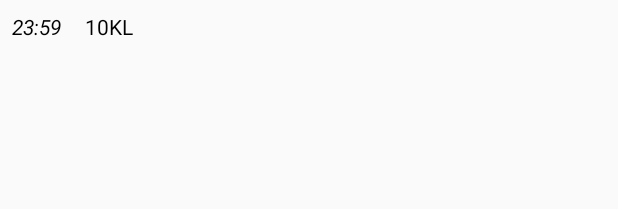
After one commit to akrupych/CreightonModel, an Android app: the layout item_observation.xml on its own in the app's theme, with its tools: preview values and no code run, on a phone screen of 412 x 824 dp. The commit adds this screen. Shown: the top 209 px of the screen. Run offline under Robolectric (Android 15) with nearby library versions, the phone set to English and light mode, and no system bars.

Commit message:
today observations

```diff
--- a/app/src/main/java/akrupych/creightonmodel/ObservationActivity.kt
+++ b/app/src/main/java/akrupych/creightonmodel/ObservationActivity.kt
@@ -53,7 +53,7 @@ class ObservationActivity : AppCompatActivity() {
 
     private fun notesEntered(): Boolean = notesEditText.text.isNotEmpty()
 
-    private fun resolveTemperature(): Double = temperatureEditText.text.toString().toDouble()
+    private fun resolveTemperature(): String = temperatureEditText.text.toString()
 
     private fun temperaturePresent(): Boolean = temperatureEditText.text.isNotEmpty()
 
--- /dev/null
+++ b/app/src/main/res/layout/item_observation.xml
@@ -0,0 +1,25 @@
+<?xml version="1.0" encoding="utf-8"?>
+<LinearLayout xmlns:android="http://schemas.android.com/apk/res/android"
+    xmlns:tools="http://schemas.android.com/tools"
+    android:layout_width="match_parent"
+    android:layout_height="wrap_content"
+    android:orientation="horizontal">
+
+    <TextView
+        android:id="@+id/observationTime"
+        android:layout_width="wrap_content"
+        android:layout_height="wrap_content"
+        android:layout_margin="8dp"
+        android:textColor="#000"
+        android:textStyle="italic"
+        tools:text="23:59" />
+
+    <TextView
+        android:id="@+id/observationValue"
+        android:layout_width="match_parent"
+        android:layout_height="wrap_content"
+        android:layout_margin="8dp"
+        android:textColor="#000"
+        tools:text="10KL" />
+
+</LinearLayout>
```
Also changed, not shown: app/src/main/java/akrupych/creightonmodel/MainActivity.kt (+66 -0 lines), app/src/main/res/layout/activity_main.xml (+22 -0 lines), app/src/main/res/values/strings.xml (+5 -5 lines).
